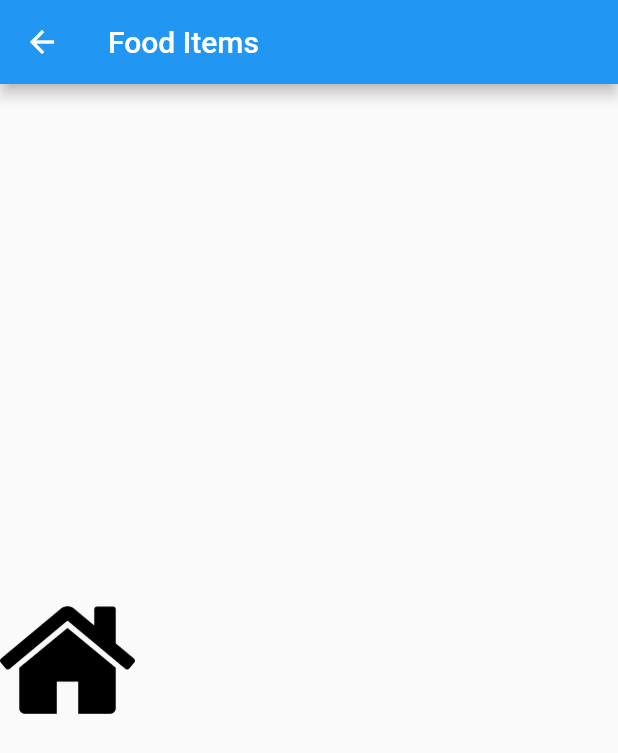
After one commit to nyni123/recipeApp, a Flutter app: the FoodItems screen opened directly, on a phone screen of 412 x 824 dp. The commit adds this screen. Shown: the top 753 px of the screen. Run offline on Flutter 3.47's test engine with Material 2 defaults, Android fonts, the phone set to English and light mode, and no system bars.

Commit message:
multipage sections

```diff
--- /dev/null
+++ b/lib/food_items.dart
@@ -0,0 +1,32 @@
+import 'package:RecipeApp/main.dart';
+import 'package:flutter/material.dart';
+
+class FoodItems extends StatelessWidget {
+  const FoodItems({super.key});
+
+  @override
+  Widget build(context) {
+    return Scaffold(
+      appBar: AppBar(
+          title: const Text('Food Items'),
+          leading: IconButton(
+            icon: const Icon(Icons.arrow_back),
+            onPressed: () {
+              Navigator.push(context,
+                  MaterialPageRoute(builder: (context) => const MainView()));
+            },
+          )),
+      body: Column(
+        mainAxisAlignment: MainAxisAlignment.center,
+        children: [
+          Image.asset(
+            'assets/images/home.png',
+            width: 90,
+            height: 90,
+            alignment: Alignment.center,
+          ),
+        ],
+      ),
+    );
+  }
+}
--- a/lib/main.dart
+++ b/lib/main.dart
@@ -3,8 +3,14 @@ import 'package:flutter/material.dart';
 import 'package:RecipeApp/gradient_container.dart';
 
 void main() {
-  runApp(
-    MaterialApp(
+  runApp((const MainView()));
+}
+
+class MainView extends StatelessWidget {
+  const MainView({super.key});
+  @override
+  Widget build(context) {
+    return MaterialApp(
       home: SafeArea(
         child: Scaffold(
           appBar: AppBar(
@@ -22,6 +28,6 @@ void main() {
           ),
         ),
       ),
-    ),
-  );
+    );
+  }
 }
```
Also changed, not shown: lib/list_view.dart (+10 -11 lines).
